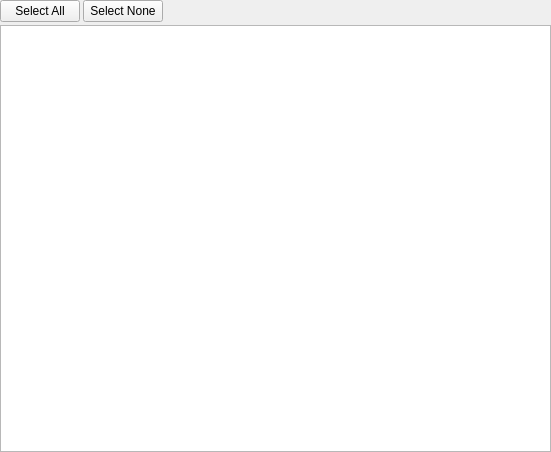
Above: src/gui/properties/propertieswidget.ui from qbittorrent/qBittorrent before the change. Below: the same form after it.
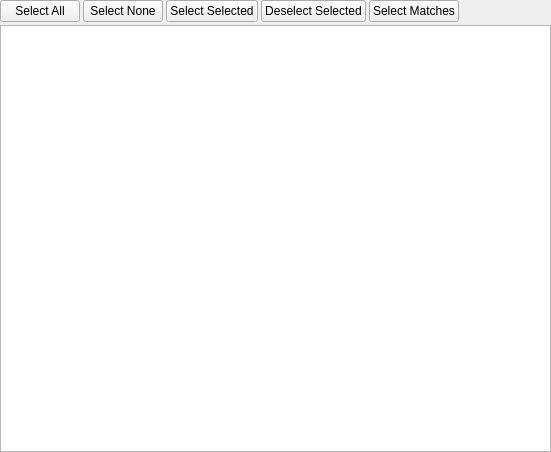
That is the form after the change. The open tabs and pages were chosen to show the change. Custom widgets are drawn as their Qt base class.

Commit message: Add buttons to select/check files based on filter

The edit to the form file:
```diff
--- a/src/gui/properties/propertieswidget.ui
+++ b/src/gui/properties/propertieswidget.ui
@@ -1101,6 +1101,27 @@
            </property>
           </widget>
          </item>
+         <item>
+          <widget class="QPushButton" name="checkSelectionButton">
+           <property name="text">
+            <string>Select Selected</string>
+           </property>
+          </widget>
+         </item>
+         <item>
+          <widget class="QPushButton" name="uncheckSelectionButton">
+           <property name="text">
+            <string>Deselect Selected</string>
+           </property>
+          </widget>
+         </item>
+         <item>
+          <widget class="QPushButton" name="selectMatchButton">
+           <property name="text">
+            <string>Select Matches</string>
+           </property>
+          </widget>
+         </item>
          <item>
           <spacer name="horizontalSpacer">
            <property name="orientation">
```
The commit also changes 3 other files.
